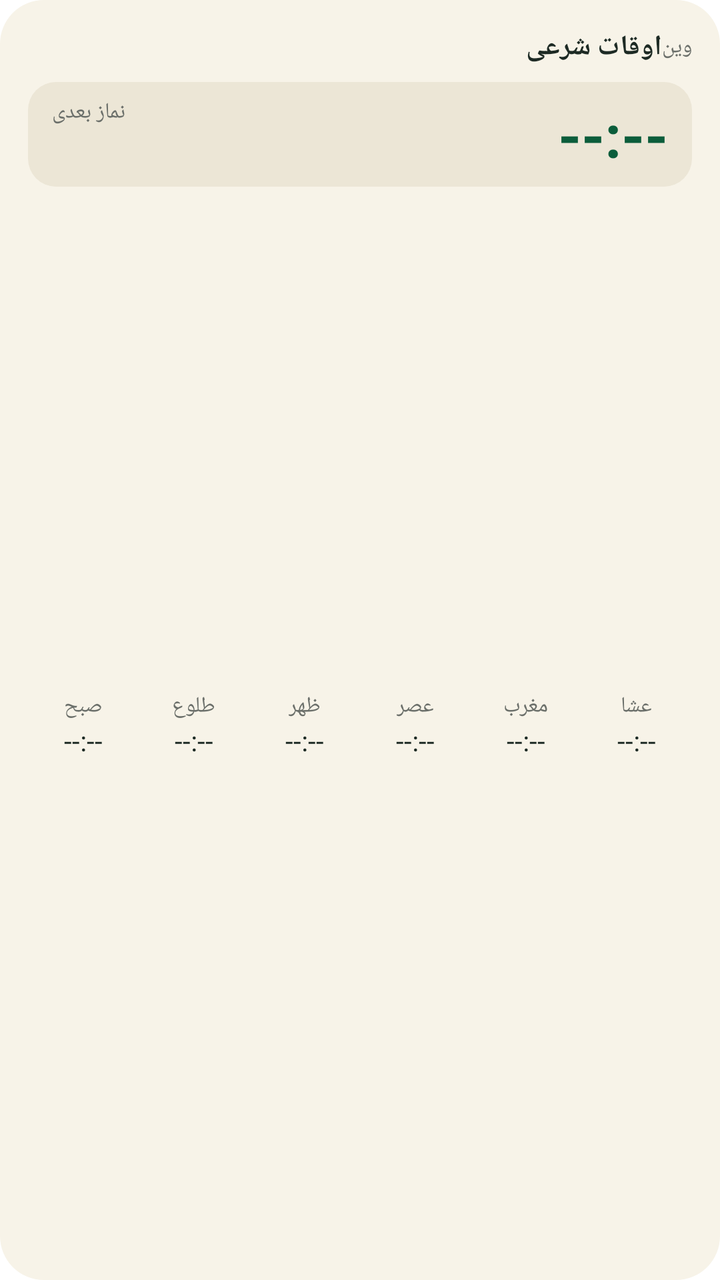
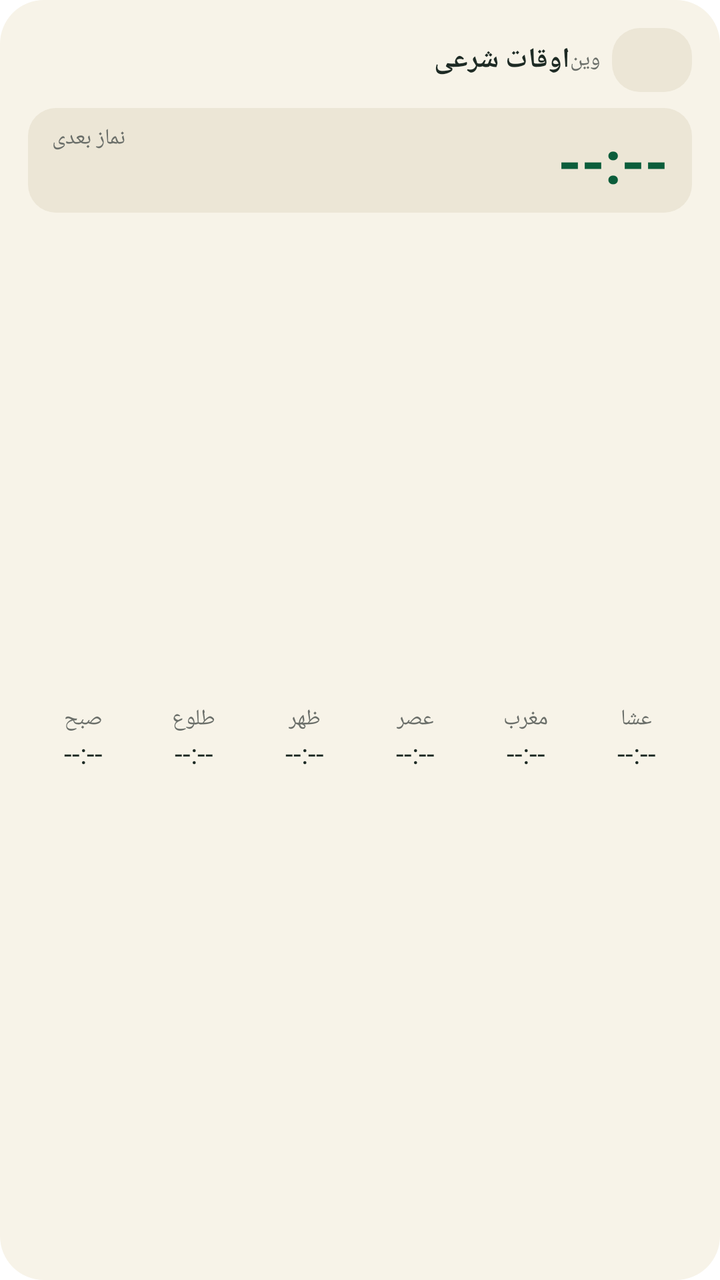

Screens rendered from an Android XML layout before and after an edit, with the pre-edit source and the edit as a unified diff.
<!-- AndroidManifest.xml: fallback theme Theme.MaterialComponents.DayNight.NoActionBar -->
<!-- res/layout/widget_prayer.xml -->
<?xml version="1.0" encoding="utf-8"?>
<LinearLayout xmlns:android="http://schemas.android.com/apk/res/android"
    android:id="@+id/root"
    android:layout_width="match_parent" android:layout_height="match_parent"
    android:background="@drawable/widget_bg" android:orientation="vertical"
    android:padding="14dp">

    <LinearLayout android:layout_width="match_parent" android:layout_height="wrap_content"
        android:gravity="center_vertical" android:orientation="horizontal">
        <TextView android:id="@+id/title" style="@style/WTitle"
            android:layout_width="0dp" android:layout_weight="1" android:text="@string/prayer_title" />
        <TextView android:id="@+id/date" style="@style/WSmall" android:text="@string/place_vienna" />
    </LinearLayout>

    <LinearLayout android:layout_width="match_parent" android:layout_height="wrap_content"
        android:layout_marginTop="8dp" android:background="@drawable/chip_bg"
        android:gravity="center_vertical" android:orientation="horizontal"
        android:paddingHorizontal="12dp" android:paddingVertical="6dp">
        <LinearLayout android:layout_width="0dp" android:layout_height="wrap_content"
            android:layout_weight="1" android:orientation="vertical">
            <TextView android:id="@+id/next_label" style="@style/WSmall" android:text="@string/next_prayer" />
            <TextView android:id="@+id/next_name" style="@style/WTitle" android:textColor="@color/widget_accent"
                android:textSize="16sp" android:text="" />
        </LinearLayout>
        <TextView android:id="@+id/next_time" android:layout_width="wrap_content" android:layout_height="wrap_content"
            android:textColor="@color/widget_accent" android:textSize="30sp" android:textStyle="bold"
            android:fontFeatureSettings="tnum" android:text="--:--" />
    </LinearLayout>

    <LinearLayout android:layout_width="match_parent" android:layout_height="0dp" android:layout_weight="1"
        android:layout_marginTop="6dp" android:gravity="center_vertical" android:orientation="horizontal">
        <LinearLayout
            android:layout_width="0dp" android:layout_height="wrap_content" android:layout_weight="1"
            android:gravity="center_horizontal" android:orientation="vertical">
            <TextView android:id="@+id/n_fajr" style="@style/WSmall" android:text="@string/p_fajr" />
            <TextView android:id="@+id/t_fajr" style="@style/WTime" android:text="--:--" />
        </LinearLayout>
        <LinearLayout
            android:layout_width="0dp" android:layout_height="wrap_content" android:layout_weight="1"
            android:gravity="center_horizontal" android:orientation="vertical">
            <TextView android:id="@+id/n_sunrise" style="@style/WSmall" android:text="@string/p_sunrise" />
            <TextView android:id="@+id/t_sunrise" style="@style/WTime" android:text="--:--" />
        </LinearLayout>
        <LinearLayout
            android:layout_width="0dp" android:layout_height="wrap_content" android:layout_weight="1"
            android:gravity="center_horizontal" android:orientation="vertical">
            <TextView android:id="@+id/n_dhuhr" style="@style/WSmall" android:text="@string/p_dhuhr" />
            <TextView android:id="@+id/t_dhuhr" style="@style/WTime" android:text="--:--" />
        </LinearLayout>
        <LinearLayout
            android:layout_width="0dp" android:layout_height="wrap_content" android:layout_weight="1"
            android:gravity="center_horizontal" android:orientation="vertical">
            <TextView android:id="@+id/n_asr" style="@style/WSmall" android:text="@string/p_asr" />
            <TextView android:id="@+id/t_asr" style="@style/WTime" android:text="--:--" />
        </LinearLayout>
        <LinearLayout
            android:layout_width="0dp" android:layout_height="wrap_content" android:layout_weight="1"
            android:gravity="center_horizontal" android:orientation="vertical">
            <TextView android:id="@+id/n_maghrib" style="@style/WSmall" android:text="@string/p_maghrib" />
            <TextView android:id="@+id/t_maghrib" style="@style/WTime" android:text="--:--" />
        </LinearLayout>
        <LinearLayout
            android:layout_width="0dp" android:layout_height="wrap_content" android:layout_weight="1"
            android:gravity="center_horizontal" android:orientation="vertical">
            <TextView android:id="@+id/n_isha" style="@style/WSmall" android:text="@string/p_isha" />
            <TextView android:id="@+id/t_isha" style="@style/WTime" android:text="--:--" />
        </LinearLayout>
    </LinearLayout>
</LinearLayout>
<!-- resources referenced by this layout -->
<resources>
  <color name="widget_accent">#0B5D3B</color>
  <!-- drawable chip_bg (drawable) -->
  <?xml version="1.0" encoding="utf-8"?>
  <shape xmlns:android="http://schemas.android.com/apk/res/android" android:shape="rectangle">
      <solid android:color="@color/widget_chip" />
      <corners android:radius="14dp" />
  </shape>
  <!-- drawable widget_bg (drawable) -->
  <?xml version="1.0" encoding="utf-8"?>
  <shape xmlns:android="http://schemas.android.com/apk/res/android" android:shape="rectangle">
      <solid android:color="@color/widget_bg" />
      <corners android:radius="22dp" />
  </shape>
  <string name="next_prayer">نماز بعدی</string>
  <string name="p_asr">عصر</string>
  <string name="p_dhuhr">ظهر</string>
  <string name="p_fajr">صبح</string>
  <string name="p_isha">عشا</string>
  <string name="p_maghrib">مغرب</string>
  <string name="p_sunrise">طلوع</string>
  <string name="place_vienna">وین</string>
  <string name="prayer_title">اوقات شرعی</string>
  <style name="WSmall">
          <item name="android:layout_width">wrap_content</item>
          <item name="android:layout_height">wrap_content</item>
          <item name="android:textColor">@color/widget_subtle</item>
          <item name="android:textSize">11sp</item>
      </style>
  <style name="WTime">
          <item name="android:layout_width">wrap_content</item>
          <item name="android:layout_height">wrap_content</item>
          <item name="android:textColor">@color/widget_ink</item>
          <item name="android:textSize">14sp</item>
          <item name="android:fontFeatureSettings">tnum</item>
      </style>
  <style name="WTitle">
          <item name="android:layout_width">wrap_content</item>
          <item name="android:layout_height">wrap_content</item>
          <item name="android:textColor">@color/widget_ink</item>
          <item name="android:textSize">14sp</item>
          <item name="android:textStyle">bold</item>
      </style>
  <color name="widget_chip">#ECE6D6</color>
  <color name="widget_bg">#F7F3E8</color>
  <color name="widget_subtle">#6B6F6A</color>
  <color name="widget_ink">#1D2A24</color>
</resources>

<!-- the commit's change to res/layout/widget_prayer.xml (unified diff, before → after) -->
@@ -10,6 +10,7 @@
         <TextView android:id="@+id/title" style="@style/WTitle"
             android:layout_width="0dp" android:layout_weight="1" android:text="@string/prayer_title" />
         <TextView android:id="@+id/date" style="@style/WSmall" android:text="@string/place_vienna" />
+        <TextView android:id="@+id/lang" style="@style/WLang" />
     </LinearLayout>
 
     <LinearLayout android:layout_width="match_parent" android:layout_height="wrap_content"
<!-- resource entries referenced after the edit -->
@@ -22,6 +22,18 @@
   <string name="p_sunrise">طلوع</string>
   <string name="place_vienna">وین</string>
   <string name="prayer_title">اوقات شرعی</string>
+  <style name="WLang">
+          <item name="android:layout_width">wrap_content</item>
+          <item name="android:layout_height">32dp</item>
+          <item name="android:minWidth">40dp</item>
+          <item name="android:layout_marginStart">6dp</item>
+          <item name="android:gravity">center</item>
+          <item name="android:paddingHorizontal">8dp</item>
+          <item name="android:background">@drawable/chip_bg</item>
+          <item name="android:textColor">@color/widget_accent</item>
+          <item name="android:textSize">12sp</item>
+          <item name="android:textStyle">bold</item>
+      </style>
   <style name="WSmall">
           <item name="android:layout_width">wrap_content</item>
           <item name="android:layout_height">wrap_content</item>
